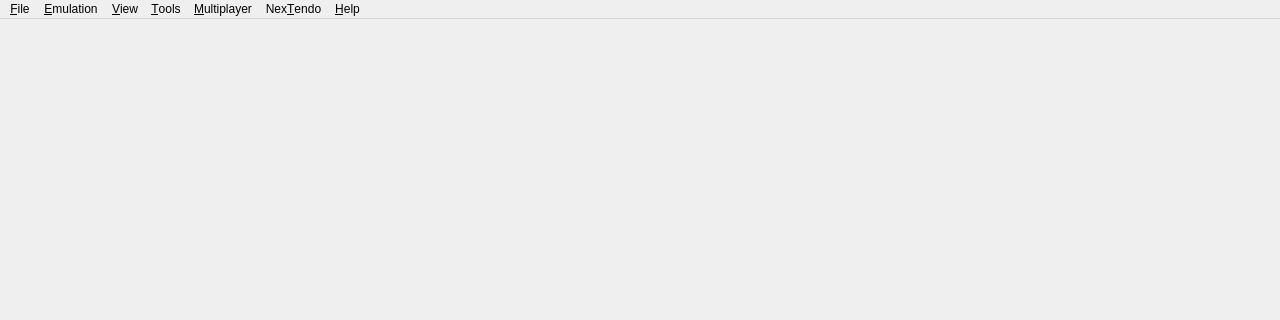
Jous99/NeXo-Emu, file src/citron/main.ui: the form before one commit; both pictures show x 0 to 1280 and y 0 to 320 of the 1280 by 720 pixel window.
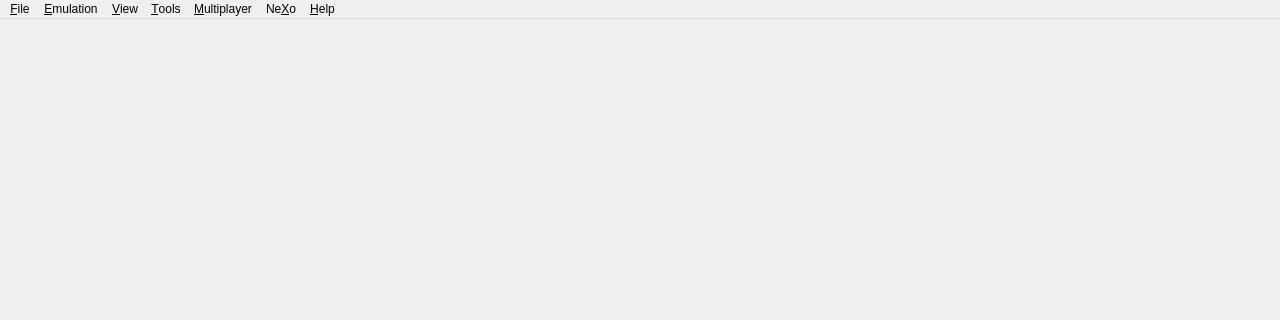
The form after the commit. Icons and pictures are not drawn.

Commit message:
Add Windows build scripts and logs; update UI menu
Add Windows helper scripts and installation logs: compilar-nexo.bat (checks deps, prepares submodules, runs build-clangtron-windows.sh with clang-cl) and reparar-submodulos.bat (recreates missing gitlink submodule pointers, commits and optionally pushes). Add InstallationLog.txt and aqtinstall.log capturing Qt/MSYS2/aqt install activity. Also fix UI menu label in src/citron/main.ui (change title from "Nex&Tendo" to "Ne&Xo"). These changes provide Windows build convenience and record installer output.

Patch:
```diff
--- a/src/citron/main.ui
+++ b/src/citron/main.ui
@@ -150,7 +150,7 @@
    </widget>
    <widget class="QMenu" name="menu_NeXo">
     <property name="title">
-     <string>Nex&amp;Tendo</string>
+     <string>Ne&amp;Xo</string>
     </property>
     <addaction name="action_NeXo_Open_Account"/>
     <addaction name="action_NeXo_Population"/>
```
The commit also changes 4 other files.
